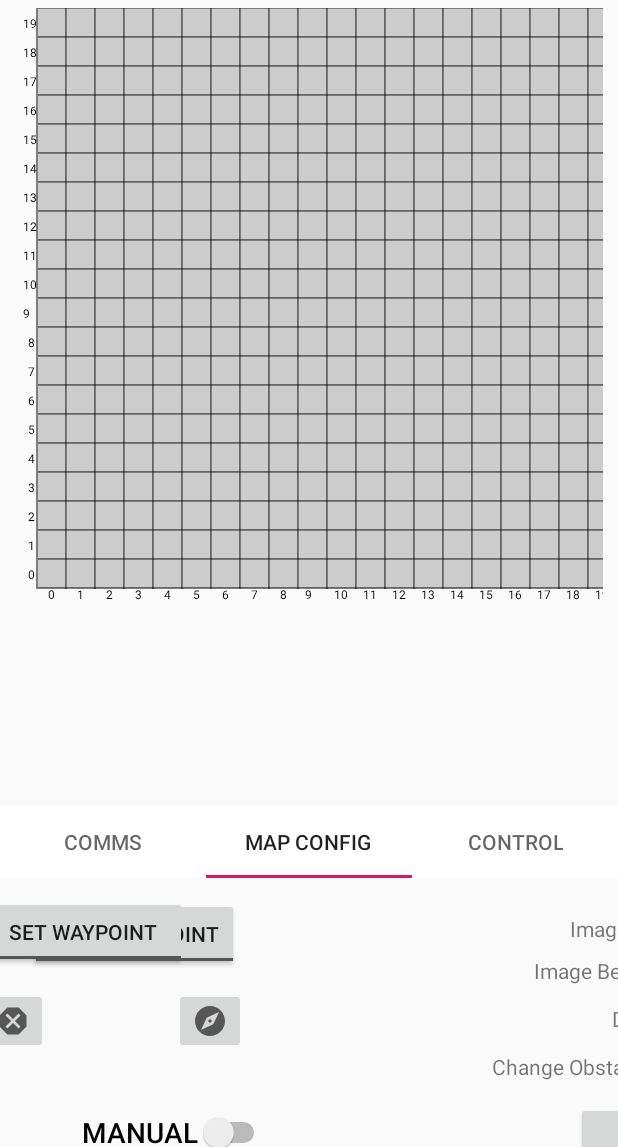
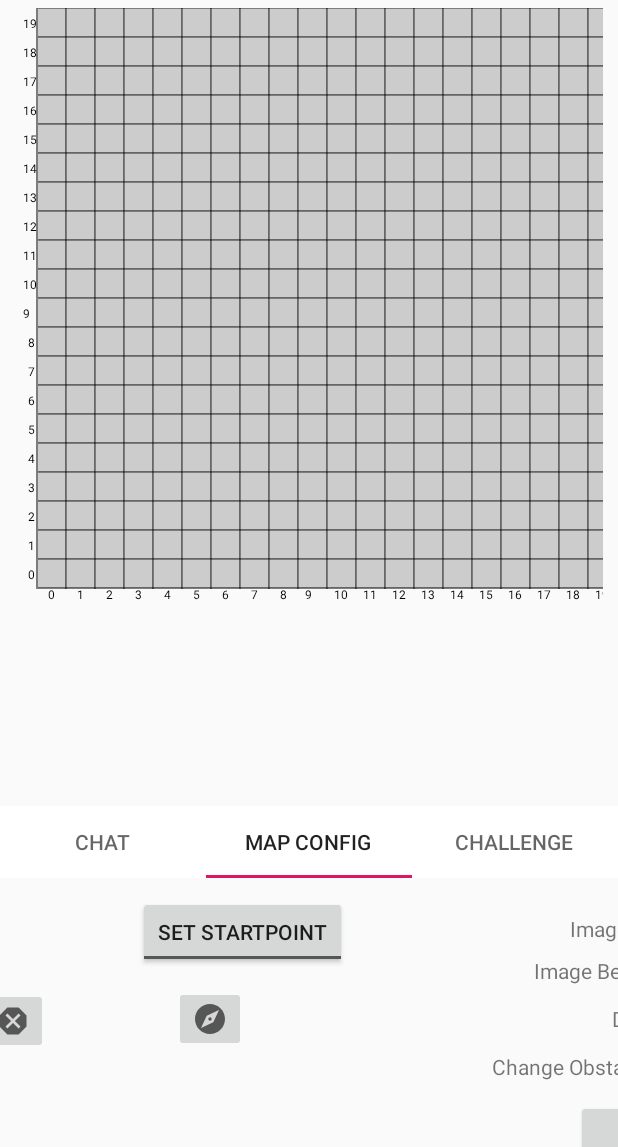
Before and after one commit to oongjiexiang/mdp, an Android app: the screen it shows after launch (MainActivity), tab 2 chosen, on a phone screen of 412 x 824 dp, the part 89-1236 px from its top. Run offline under Robolectric (Android 15) with nearby library versions, the phone set to English and light mode, and no system bars; 1 statement that could not run was skipped.

Commit message:
change visibility of unused btns

```diff
--- a/MDP-Android/app/src/main/res/layout/activity_main.xml
+++ b/MDP-Android/app/src/main/res/layout/activity_main.xml
@@ -216,8 +216,9 @@
                         android:clickable="true"
                         android:contentDescription="F1"
                         android:focusable="true"
-                        android:text="F1"
-                        app:backgroundTint="@color/light_blue"
+                        android:text=""
+                        android:visibility="invisible"
+                        app:backgroundTint="@color/colorWhite"
                         app:layout_constraintBottom_toBottomOf="parent"
                         app:layout_constraintStart_toEndOf="@+id/mapView"
                         app:layout_constraintTop_toBottomOf="@+id/configureButton"
@@ -233,8 +234,9 @@
                         android:clickable="true"
                         android:contentDescription="F2"
                         android:focusable="true"
-                        android:text="F2"
-                        app:backgroundTint="@color/light_blue"
+                        android:text=""
+                        android:visibility="invisible"
+                        app:backgroundTint="@color/colorWhite"
                         app:layout_constraintBottom_toBottomOf="parent"
                         app:layout_constraintEnd_toEndOf="parent"
                         app:layout_constraintStart_toEndOf="@+id/f1ActionButton"
--- a/MDP-Android/app/src/main/res/layout/activity_map_config.xml
+++ b/MDP-Android/app/src/main/res/layout/activity_map_config.xml
@@ -93,6 +93,7 @@
         android:textOff="@string/manual"
         android:textOn="@string/auto"
         android:textSize="28px"
+        android:visibility="invisible"
         app:layout_constraintEnd_toEndOf="parent"
         app:layout_constraintTop_toTopOf="parent" />
 
@@ -114,9 +115,9 @@
         android:id="@+id/startpointToggleBtn"
         android:layout_width="139dp"
         android:layout_height="wrap_content"
-        android:layout_marginStart="20dp"
-        android:layout_marginLeft="20dp"
-        android:layout_marginTop="13dp"
+        android:layout_marginStart="92dp"
+        android:layout_marginLeft="92dp"
+        android:layout_marginTop="12dp"
         android:textOff="SET STARTPOINT"
         android:textOn="CANCEL"
         app:layout_constraintStart_toStartOf="parent"
@@ -131,6 +132,7 @@
         android:layout_marginRight="288dp"
         android:textOff="SET WAYPOINT"
         android:textOn="CANCEL"
+        android:visibility="invisible"
         app:layout_constraintEnd_toEndOf="parent"
         app:layout_constraintTop_toTopOf="parent" />
 
--- a/MDP-Android/app/src/main/res/values/strings.xml
+++ b/MDP-Android/app/src/main/res/values/strings.xml
@@ -1,9 +1,9 @@
 <resources>
     <string name="app_name">Robot Controller</string>
     <string name="tab_text_1">Bluetooth</string>
-    <string name="tab_text_2">Comms</string>
+    <string name="tab_text_2">Chat</string>
     <string name="tab_text_3">Map Config</string>
-    <string name="tab_text_4">Control</string>
+    <string name="tab_text_4">Challenge</string>
 
     <!--  Comms  -->
     <string name="send">SEND</string>
```
